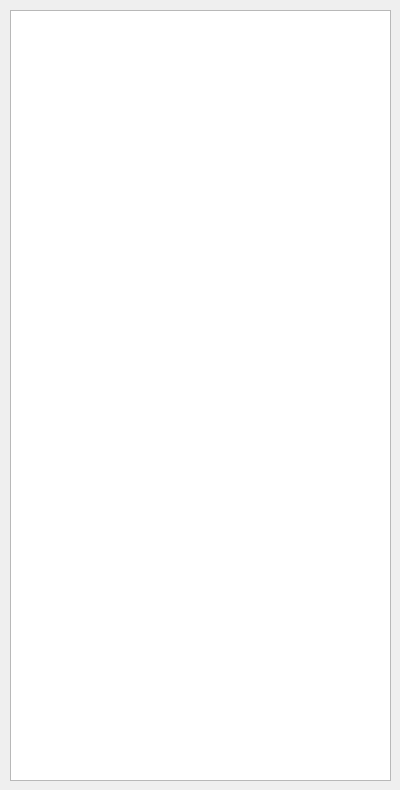
Before: the Qt Designer form context_free_languages/gui/view/StaticGrammarWidget.ui in joaovicentesouto/INE5421, drawn with Qt 5.
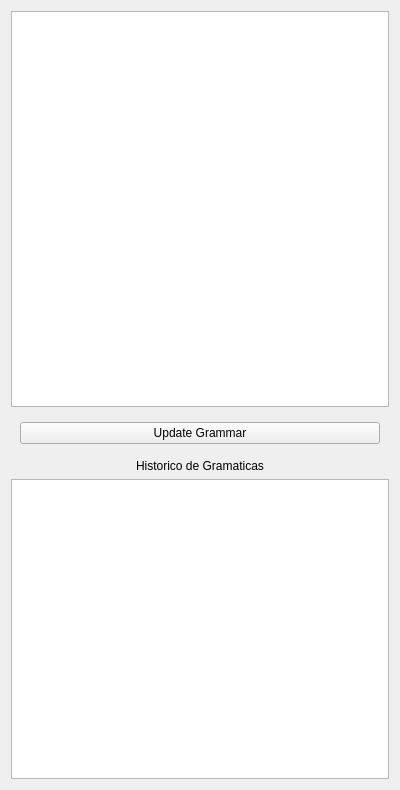
After: the same form once the commit is applied.

Commit message: Creation of a Dialog to insert the number to grammar factoring.

```diff
--- a/context_free_languages/gui/view/StaticGrammarWidget.ui
+++ b/context_free_languages/gui/view/StaticGrammarWidget.ui
@@ -13,16 +13,41 @@
   <property name="windowTitle">
    <string>Form</string>
   </property>
-  <widget class="QTextEdit" name="GrammarData">
-   <property name="geometry">
-    <rect>
-     <x>10</x>
-     <y>10</y>
-     <width>381</width>
-     <height>771</height>
-    </rect>
-   </property>
-  </widget>
+  <layout class="QVBoxLayout" name="verticalLayout">
+   <item>
+    <widget class="QTextEdit" name="grammar"/>
+   </item>
+   <item>
+    <widget class="QWidget" name="widget" native="true">
+     <layout class="QHBoxLayout" name="horizontalLayout">
+      <item>
+       <widget class="QPushButton" name="updateButton">
+        <property name="text">
+         <string>Update Grammar</string>
+        </property>
+       </widget>
+      </item>
+     </layout>
+    </widget>
+   </item>
+   <item alignment="Qt::AlignHCenter">
+    <widget class="QLabel" name="title">
+     <property name="text">
+      <string>Historico de Gramaticas</string>
+     </property>
+    </widget>
+   </item>
+   <item>
+    <widget class="QTableWidget" name="historyTable">
+     <property name="maximumSize">
+      <size>
+       <width>16777215</width>
+       <height>300</height>
+      </size>
+     </property>
+    </widget>
+   </item>
+  </layout>
  </widget>
  <resources/>
  <connections/>
```
The commit also changes 8 other files.
